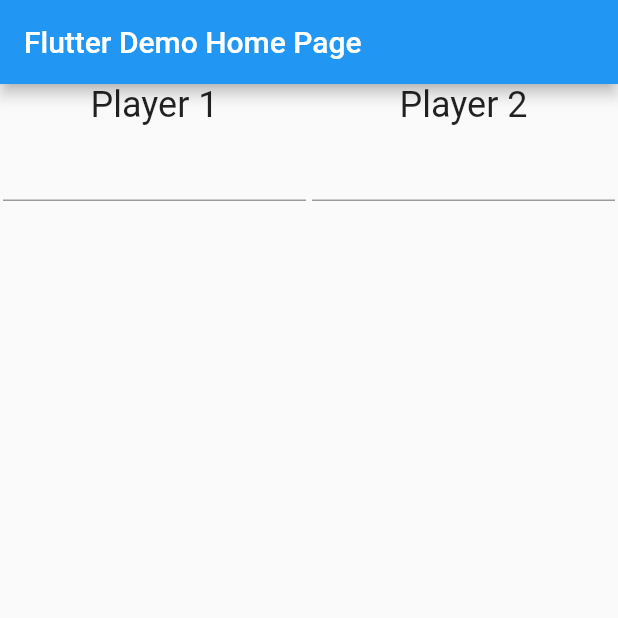
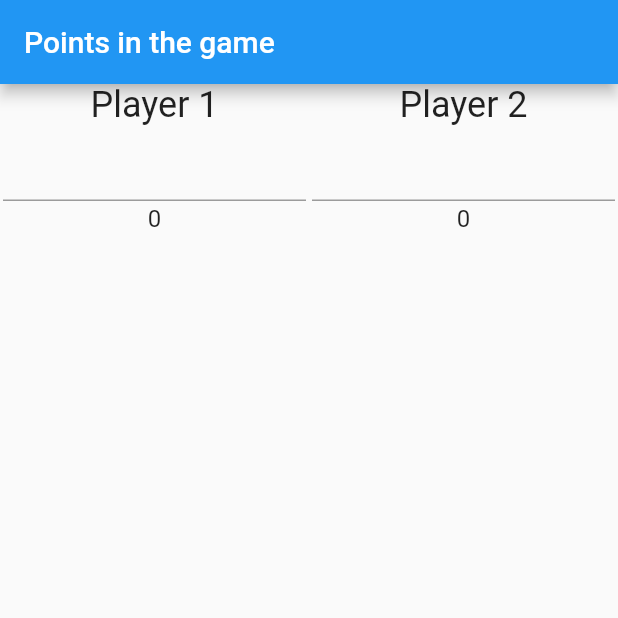
Before and after one commit to Lesrac/pointcounter, a Flutter app: the screen it shows after launch, on a phone screen of 412 x 824 dp, the top half of it. Run offline on Flutter 3.47's test engine with Material 2 defaults, Android fonts, the phone set to English and light mode, and no system bars; missing offline and left inert: screen.

Commit message:
count the points for each player

```diff
--- a/lib/main.dart
+++ b/lib/main.dart
@@ -2,6 +2,7 @@ import 'dart:collection';
 
 import 'package:flutter/material.dart';
 import 'package:pointcounter/player.dart';
+import 'package:screen/screen.dart';
 
 void main() => runApp(MyApp());
 
@@ -13,7 +14,7 @@ class MyApp extends StatelessWidget {
       theme: ThemeData(
         primarySwatch: Colors.blue,
       ),
-      home: MyHomePage(title: 'Flutter Demo Home Page'),
+      home: MyHomePage(title: 'Points in the game'),
     );
   }
 }
@@ -31,10 +32,19 @@ class _MyHomePageState extends State<MyHomePage> {
   List<Player> _players = [];
   List<TextEditingController> _controllers = [];
   LinkedHashMap _playerRows = new LinkedHashMap<Player, List<Row>>();
+  final FocusNode _focusNode = FocusNode();
 
   @override
   void initState() {
     super.initState();
+    Screen.keepOn(true);
+//    _focusNode.addListener(() {
+//      print("Focus node listener added");
+//      print("has focus: ${_focusNode.hasFocus}");
+//      if(!_focusNode.hasFocus) {
+//        _setState("focus changed");
+//      }
+//    });
     _initPlayers();
   }
 
@@ -62,12 +72,26 @@ class _MyHomePageState extends State<MyHomePage> {
         ],
       ));
       rows.addAll(buildRows(player));
+      rows.add(Row(
+        children: <Widget>[
+          Text(
+            _countPoints(player),
+            style: Theme.of(context).textTheme.subhead,
+          )
+        ],
+      ));
       _playerRows[player] = rows.toList();
       columns.add(Column(
         children: _playerRows[player], //[listViewBuild(player)],
       ));
     }
     return columns;
+  }
+
+  String _countPoints(Player player) {
+    var sum = 0;
+    player.points.forEach((point) => sum += point);
+    return sum.toString();
   }
 
   Widget listViewBuild(Player player) {
@@ -91,13 +115,16 @@ class _MyHomePageState extends State<MyHomePage> {
   List<Row> buildRows(Player player) {
     List<Row> rows = [];
     int index = 0;
-    for(; index < player.points.length; index++) {
+    for (; index < player.points.length; index++) {
       rows.add(Row(
         children: <Widget>[
           Container(
               padding: EdgeInsets.all(2.0),
               width: MediaQuery.of(context).size.width / _players.length,
               child: TextField(
+                onSubmitted: (sub) => _setState("Submitted"),
+                onEditingComplete: () => _setState("Editing Complete"),
+                focusNode: _focusNode,
                 keyboardType: TextInputType.number,
                 controller: _createController(player, index),
               )),
@@ -128,7 +155,7 @@ class _MyHomePageState extends State<MyHomePage> {
         int newValue = int.parse(textEditingController.text);
         if (player.points.length <= index) {
           player.points.add(newValue);
-          _addColumnForPlayer(player);
+          // _addColumnForPlayer(player);
         } else {
           player.points[index] = newValue;
         }
@@ -137,7 +164,18 @@ class _MyHomePageState extends State<MyHomePage> {
     return textEditingController;
   }
 
-  void _addColumnForPlayer(Player player) {
+  int getMaxPlayerColumns() {
+    int maxColumns = 0;
+    _players.forEach((player) {
+      if (player.points.length - 1 > maxColumns) {
+        maxColumns = player.points.length - 1;
+      }
+    });
+    return maxColumns;
+  }
+
+  void _setState(String text) {
+    print(text);
     setState(() {});
   }
 
--- a/pubspec.yaml
+++ b/pubspec.yaml
@@ -23,6 +23,7 @@ dependencies:
   # The following adds the Cupertino Icons font to your application.
   # Use with the CupertinoIcons class for iOS style icons.
   cupertino_icons: ^0.1.2
+  screen: 0.0.5
 
 dev_dependencies:
   flutter_test:
```
